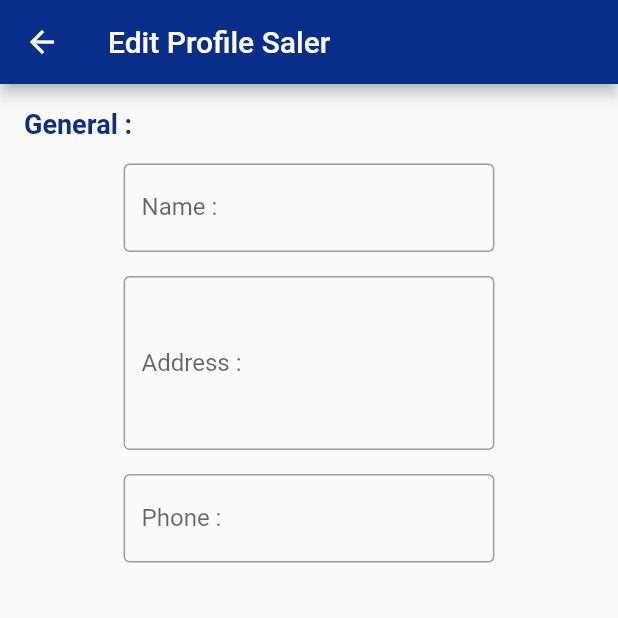
After one commit to ShoteWath/ShoppingMall, a Flutter app: the EditProfileSaler screen opened by its route, on a phone screen of 412 x 824 dp, the top half of it. The commit adds this screen. Run offline on Flutter 3.47's test engine with Material 2 defaults, Android fonts, the phone set to English and light mode, and no system bars; our stand-ins replace cached_network_image, dio, geolocator, google_maps_flutter, image_picker, shared_preferences; accounts and stored records are empty.

Commit message:
update 4 Sep

```diff
--- a/lib/bodys/shop_manage_seller.dart
+++ b/lib/bodys/shop_manage_seller.dart
@@ -28,6 +28,11 @@ class _ShopManageSellerState extends State<ShopManageSeller> {
   @override
   Widget build(BuildContext context) {
     return Scaffold(
+        floatingActionButton: FloatingActionButton(
+          child: Icon(Icons.edit),
+          onPressed: () =>
+              Navigator.pushNamed(context, MyConstant.routeEditProfileSaler),
+        ),
         body: LayoutBuilder(
           builder: (context, constraints) => Padding(
             padding: const EdgeInsets.all(8.0),
@@ -48,7 +53,8 @@ class _ShopManageSellerState extends State<ShopManageSeller> {
                       ),
                     ],
                   ),
-              ShowTitle(title: 'Address :', textStyle: MyConstant().h2Style()),
+                  ShowTitle(
+                      title: 'Address :', textStyle: MyConstant().h2Style()),
                   Row(
                     mainAxisAlignment: MainAxisAlignment.center,
                     children: [
@@ -85,7 +91,8 @@ class _ShopManageSellerState extends State<ShopManageSeller> {
                       ),
                     ],
                   ),
-              ShowTitle(title: 'Location :', textStyle: MyConstant().h2Style()),
+                  ShowTitle(
+                      title: 'Location :', textStyle: MyConstant().h2Style()),
                   Row(
                     mainAxisAlignment: MainAxisAlignment.center,
                     children: [
--- a/lib/main.dart
+++ b/lib/main.dart
@@ -4,6 +4,7 @@ import 'package:shoppingmall/states/add_product.dart';
 import 'package:shoppingmall/states/authen.dart';
 import 'package:shoppingmall/states/buyer_service.dart';
 import 'package:shoppingmall/states/create_account.dart';
+import 'package:shoppingmall/states/edit_profile_saler.dart';
 import 'package:shoppingmall/states/rider_service.dart';
 import 'package:shoppingmall/states/saler_service.dart';
 import 'package:shoppingmall/utility/my_constant.dart';
@@ -15,6 +16,7 @@ final Map<String, WidgetBuilder> map = {
   '/riderService': (BuildContext context) => RiderService(),
   '/salerService': (BuildContext context) => SalerService(),
   '/addProduct': (BuildContext context) => AddProduct(),
+  '/editProfileSaler': (BuildContext context) => EditProfileSaler(),
 };
 
 String? initlalRoute;
--- /dev/null
+++ b/lib/states/edit_profile_saler.dart
@@ -0,0 +1,133 @@
+import 'dart:convert';
+
+import 'package:dio/dio.dart';
+import 'package:flutter/material.dart';
+import 'package:shared_preferences/shared_preferences.dart';
+import 'package:shoppingmall/models/user_model.dart';
+import 'package:shoppingmall/utility/my_constant.dart';
+import 'package:shoppingmall/widgets/show_title.dart';
+
+class EditProfileSaler extends StatefulWidget {
+  const EditProfileSaler({Key? key}) : super(key: key);
+
+  @override
+  _EditProfileSalerState createState() => _EditProfileSalerState();
+}
+
+class _EditProfileSalerState extends State<EditProfileSaler> {
+  UserModel? userModel;
+  TextEditingController nameController = TextEditingController();
+  TextEditingController addressController = TextEditingController();
+  TextEditingController phoneController = TextEditingController();
+
+  @override
+  void initState() {
+    // TODO: implement initState
+    super.initState();
+    fileUser();
+  }
+
+  Future<Null> fileUser() async {
+    SharedPreferences sharedPreferences = await SharedPreferences.getInstance();
+    String user = sharedPreferences.getString('user')!;
+
+    String apiGetUser =
+        '${MyConstant.domain}/shoppingmall/getUserWhereUser.php?isAdd=true&user=$user';
+    await Dio().get(apiGetUser).then((value) {
+      print('value from API ==>>$value');
+      for (var item in json.decode(value.data)) {
+        setState(() {
+          userModel = UserModel.fromMap(item);
+          nameController.text = userModel!.name;
+          addressController.text = userModel!.address;
+          phoneController.text = userModel!.phone;
+        });
+      }
+    });
+  }
+
+  @override
+  Widget build(BuildContext context) {
+    return Scaffold(
+      appBar: AppBar(
+        title: Text('Edit Profile Saler'),
+      ),
+      body: LayoutBuilder(
+        builder: (context, constraints) => ListView(
+          padding: EdgeInsets.all(16),
+          children: [
+            builTitle('General :'),
+            builName(constraints),
+            builAddress(constraints),
+            builPhone(constraints),
+          ],
+        ),
+      ),
+    );
+  }
+
+  Row builName(BoxConstraints constraints) {
+    return Row(
+      mainAxisAlignment: MainAxisAlignment.center,
+      children: [
+        Container(
+          margin: EdgeInsets.only(top: 16),
+          width: constraints.maxWidth * 0.6,
+          child: TextFormField(
+            controller: nameController,
+            decoration: InputDecoration(
+              labelText: 'Name :',
+              border: OutlineInputBorder(),
+            ),
+          ),
+        ),
+      ],
+    );
+  }
+
+  Row builAddress(BoxConstraints constraints) {
+    return Row(
+      mainAxisAlignment: MainAxisAlignment.center,
+      children: [
+        Container(
+          margin: EdgeInsets.only(top: 16),
+          width: constraints.maxWidth * 0.6,
+          child: TextFormField(
+            maxLines: 4,
+            controller: addressController,
+            decoration: InputDecoration(
+              labelText: 'Address :',
+              border: OutlineInputBorder(),
+            ),
+          ),
+        ),
+      ],
+    );
+  }
+
+  Row builPhone(BoxConstraints constraints) {
+    return Row(
+      mainAxisAlignment: MainAxisAlignment.center,
+      children: [
+        Container(
+          margin: EdgeInsets.only(top: 16),
+          width: constraints.maxWidth * 0.6,
+          child: TextFormField(
+            controller: phoneController,
+            decoration: InputDecoration(
+              labelText: 'Phone :',
+              border: OutlineInputBorder(),
+            ),
+          ),
+        ),
+      ],
+    );
+  }
+
+  ShowTitle builTitle(String title) {
+    return ShowTitle(
+      title: title,
+      textStyle: MyConstant().h2Style(),
+    );
+  }
+}
--- a/lib/utility/my_constant.dart
+++ b/lib/utility/my_constant.dart
@@ -3,7 +3,7 @@ import 'package:flutter/material.dart';
 class MyConstant {
   // Genernal
   static String appName = 'Shopping Mall';
-  static String domain = 'https://33ef-49-230-140-231.ngrok.io';
+  static String domain = 'https://8130-49-230-107-178.ngrok.io';
   // Route
   static String routeAuthen = '/authen';
   static String routeCreateAccount = '/createAccount';
@@ -11,6 +11,8 @@ class MyConstant {
   static String routeSalerService = '/salerService';
   static String routeRiderService = '/riderService';
   static String routeAddProduct = '/addProduct';
+  static String routeEditProfileSaler = '/editProfileSaler';
+
   // Image
   static String image1 = 'images/image1.png';
   static String image2 = 'images/image2.png';
```
Lines whose indentation alone changed are shown as unchanged.
